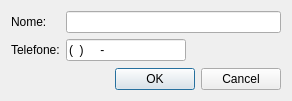
Qt form empresaaddview.ui (alexandrepossebom/qsc) before a commit.
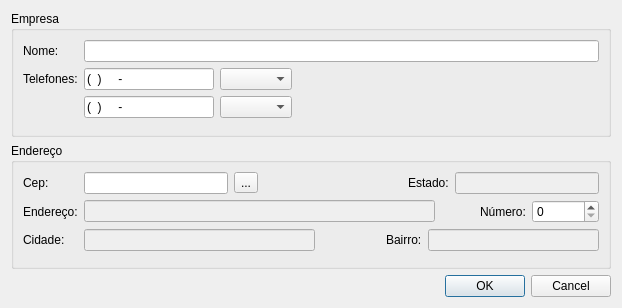
The same form after that commit.

Commit message: - Changes in view new fields: endereco and telefone. - Change in tipotelefone for public variables.

The edit to the form file:
```diff
--- a/empresaaddview.ui
+++ b/empresaaddview.ui
@@ -6,8 +6,8 @@
    <rect>
     <x>0</x>
     <y>0</y>
-    <width>292</width>
-    <height>101</height>
+    <width>608</width>
+    <height>308</height>
    </rect>
   </property>
   <property name="windowTitle">
@@ -15,44 +15,298 @@
   </property>
   <layout class="QVBoxLayout" name="verticalLayout">
    <item>
-    <layout class="QFormLayout" name="formLayout">
-     <item row="0" column="0">
-      <widget class="QLabel" name="label">
-       <property name="text">
-        <string>Nome:</string>
-       </property>
-      </widget>
-     </item>
-     <item row="0" column="1">
-      <widget class="QLineEdit" name="nomeLineEdit"/>
-     </item>
-     <item row="1" column="0">
-      <widget class="QLabel" name="label_2">
-       <property name="text">
-        <string>Telefone:</string>
-       </property>
-      </widget>
-     </item>
-     <item row="1" column="1">
-      <widget class="QLineEdit" name="telefoneLineEdit">
-       <property name="minimumSize">
-        <size>
-         <width>120</width>
-         <height>0</height>
-        </size>
-       </property>
-       <property name="maximumSize">
-        <size>
-         <width>120</width>
-         <height>16777215</height>
-        </size>
-       </property>
-       <property name="inputMask">
-        <string>(99) 9999-9999; </string>
-       </property>
-      </widget>
-     </item>
-    </layout>
+    <widget class="QGroupBox" name="groupBox_2">
+     <property name="title">
+      <string>Empresa</string>
+     </property>
+     <layout class="QFormLayout" name="formLayout_2">
+      <item row="0" column="0">
+       <widget class="QLabel" name="label">
+        <property name="text">
+         <string>Nome:</string>
+        </property>
+       </widget>
+      </item>
+      <item row="0" column="1">
+       <widget class="QLineEdit" name="nomeLineEdit"/>
+      </item>
+      <item row="1" column="0">
+       <widget class="QLabel" name="label_8">
+        <property name="text">
+         <string>Telefones:</string>
+        </property>
+       </widget>
+      </item>
+      <item row="1" column="1">
+       <layout class="QHBoxLayout" name="horizontalLayout_4">
+        <item>
+         <widget class="QLineEdit" name="fone01lineEdit">
+          <property name="maximumSize">
+           <size>
+            <width>130</width>
+            <height>16777215</height>
+           </size>
+          </property>
+          <property name="inputMask">
+           <string>(99) 9999-9999; </string>
+          </property>
+         </widget>
+        </item>
+        <item>
+         <widget class="QComboBox" name="tipoFone01comboBox"/>
+        </item>
+        <item>
+         <spacer name="horizontalSpacer_4">
+          <property name="orientation">
+           <enum>Qt::Horizontal</enum>
+          </property>
+          <property name="sizeHint" stdset="0">
+           <size>
+            <width>40</width>
+            <height>20</height>
+           </size>
+          </property>
+         </spacer>
+        </item>
+       </layout>
+      </item>
+      <item row="2" column="1">
+       <layout class="QHBoxLayout" name="horizontalLayout_5">
+        <item>
+         <widget class="QLineEdit" name="fone02LineEdit">
+          <property name="maximumSize">
+           <size>
+            <width>130</width>
+            <height>16777215</height>
+           </size>
+          </property>
+          <property name="inputMask">
+           <string>(99) 9999-9999; </string>
+          </property>
+         </widget>
+        </item>
+        <item>
+         <widget class="QComboBox" name="tiporFone02comboBox"/>
+        </item>
+        <item>
+         <spacer name="horizontalSpacer_5">
+          <property name="orientation">
+           <enum>Qt::Horizontal</enum>
+          </property>
+          <property name="sizeHint" stdset="0">
+           <size>
+            <width>40</width>
+            <height>20</height>
+           </size>
+          </property>
+         </spacer>
+        </item>
+       </layout>
+      </item>
+     </layout>
+    </widget>
+   </item>
+   <item>
+    <widget class="QGroupBox" name="groupBox">
+     <property name="minimumSize">
+      <size>
+       <width>600</width>
+       <height>0</height>
+      </size>
+     </property>
+     <property name="title">
+      <string>Endereço</string>
+     </property>
+     <layout class="QFormLayout" name="formLayout">
+      <item row="0" column="0">
+       <widget class="QLabel" name="label_2">
+        <property name="text">
+         <string>Cep:</string>
+        </property>
+       </widget>
+      </item>
+      <item row="0" column="1">
+       <layout class="QHBoxLayout" name="horizontalLayout">
+        <item>
+         <widget class="QLineEdit" name="cepLineEdit">
+          <property name="maximumSize">
+           <size>
+            <width>148</width>
+            <height>16777215</height>
+           </size>
+          </property>
+         </widget>
+        </item>
+        <item>
+         <widget class="QToolButton" name="cepToolButton">
+          <property name="text">
+           <string>...</string>
+          </property>
+         </widget>
+        </item>
+        <item>
+         <spacer name="horizontalSpacer">
+          <property name="orientation">
+           <enum>Qt::Horizontal</enum>
+          </property>
+          <property name="sizeHint" stdset="0">
+           <size>
+            <width>40</width>
+            <height>20</height>
+           </size>
+          </property>
+         </spacer>
+        </item>
+        <item>
+         <widget class="QLabel" name="label_6">
+          <property name="text">
+           <string>Estado:</string>
+          </property>
+         </widget>
+        </item>
+        <item>
+         <widget class="QLineEdit" name="estadoLineEdit">
+          <property name="enabled">
+           <bool>false</bool>
+          </property>
+          <property name="minimumSize">
+           <size>
+            <width>131</width>
+            <height>0</height>
+           </size>
+          </property>
+          <property name="maximumSize">
+           <size>
+            <width>148</width>
+            <height>16777215</height>
+           </size>
+          </property>
+         </widget>
+        </item>
+       </layout>
+      </item>
+      <item row="1" column="0">
+       <widget class="QLabel" name="label_3">
+        <property name="text">
+         <string>Endereço:</string>
+        </property>
+       </widget>
+      </item>
+      <item row="1" column="1">
+       <layout class="QHBoxLayout" name="horizontalLayout_2">
+        <item>
+         <widget class="QLineEdit" name="enderecoLineEdit">
+          <property name="enabled">
+           <bool>false</bool>
+          </property>
+          <property name="minimumSize">
+           <size>
+            <width>351</width>
+            <height>0</height>
+           </size>
+          </property>
+         </widget>
+        </item>
+        <item>
+         <spacer name="horizontalSpacer_2">
+          <property name="orientation">
+           <enum>Qt::Horizontal</enum>
+          </property>
+          <property name="sizeHint" stdset="0">
+           <size>
+            <width>40</width>
+            <height>20</height>
+           </size>
+          </property>
+         </spacer>
+        </item>
+        <item>
+         <widget class="QLabel" name="label_7">
+          <property name="text">
+           <string>Número:</string>
+          </property>
+         </widget>
+        </item>
+        <item>
+         <widget class="QSpinBox" name="numeroSpinBox">
+          <property name="maximum">
+           <number>9999999</number>
+          </property>
+         </widget>
+        </item>
+       </layout>
+      </item>
+      <item row="2" column="0">
+       <widget class="QLabel" name="label_4">
+        <property name="text">
+         <string>Cidade:</string>
+        </property>
+       </widget>
+      </item>
+      <item row="2" column="1">
+       <layout class="QHBoxLayout" name="horizontalLayout_3">
+        <item>
+         <widget class="QLineEdit" name="cidadeLineEdit">
+          <property name="enabled">
+           <bool>false</bool>
+          </property>
+          <property name="minimumSize">
+           <size>
+            <width>231</width>
+            <height>0</height>
+           </size>
+          </property>
+          <property name="maximumSize">
+           <size>
+            <width>231</width>
+            <height>16777215</height>
+           </size>
+          </property>
+         </widget>
+        </item>
+        <item>
+         <spacer name="horizontalSpacer_3">
+          <property name="orientation">
+           <enum>Qt::Horizontal</enum>
+          </property>
+          <property name="sizeHint" stdset="0">
+           <size>
+            <width>40</width>
+            <height>20</height>
+           </size>
+          </property>
+         </spacer>
+        </item>
+        <item>
+         <widget class="QLabel" name="label_5">
+          <property name="text">
+           <string>Bairro:</string>
+          </property>
+         </widget>
+        </item>
+        <item>
+         <widget class="QLineEdit" name="bairroLineEdit">
+          <property name="enabled">
+           <bool>false</bool>
+          </property>
+          <property name="minimumSize">
+           <size>
+            <width>171</width>
+            <height>0</height>
+           </size>
+          </property>
+          <property name="maximumSize">
+           <size>
+            <width>171</width>
+            <height>16777215</height>
+           </size>
+          </property>
+         </widget>
+        </item>
+       </layout>
+      </item>
+     </layout>
+    </widget>
    </item>
    <item>
     <widget class="QDialogButtonBox" name="buttonBox">
```
The commit also changes 1 other file.
